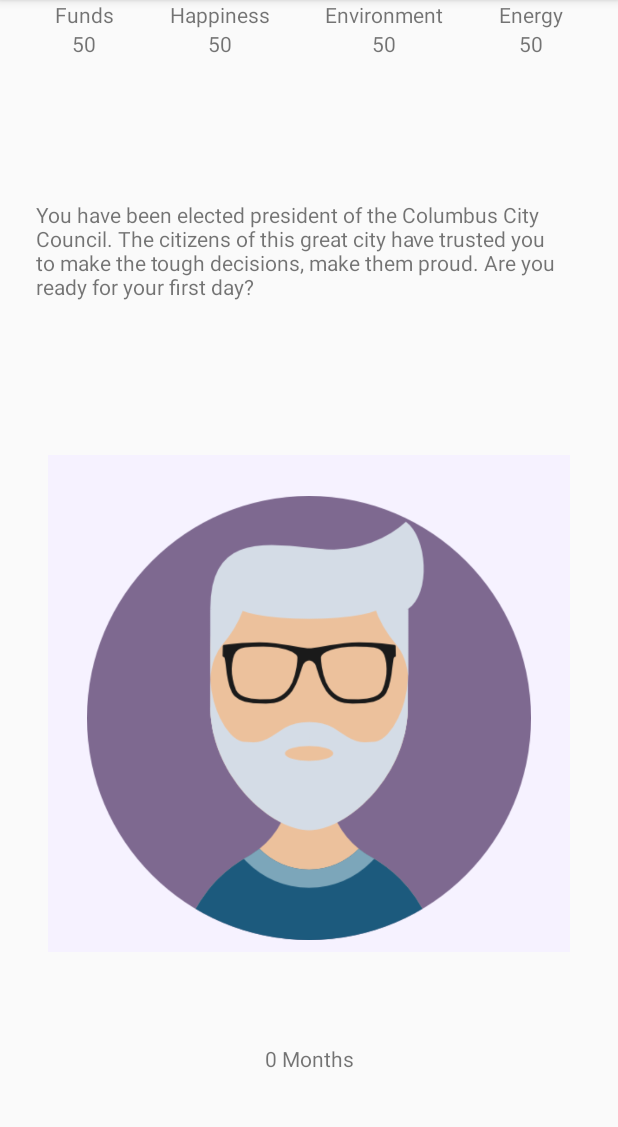
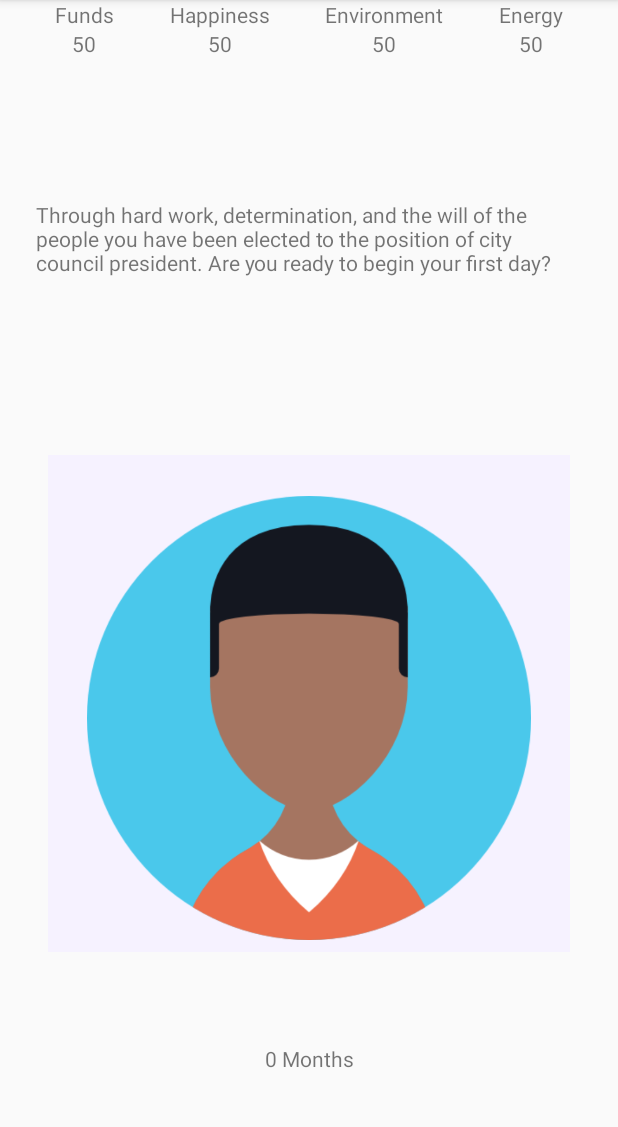
Before and after one commit to sotanishy/CBUSHack-TheShams, an Android app: the screen it shows after launch (MainActivity), on a phone screen of 412 x 824 dp, the part 84-1211 px from its top. Run offline under Robolectric (Android 15) with nearby library versions, the phone set to English and light mode, and no system bars.

Commit message:
Fixed situation images

```diff
--- a/app/src/main/java/com/coffman/shams/cbushack/Game.java
+++ b/app/src/main/java/com/coffman/shams/cbushack/Game.java
@@ -1,6 +1,7 @@
 package com.coffman.shams.cbushack;
 
-import java.util.Arrays;
+import android.content.res.Resources;
+
 import java.util.LinkedList;
 import java.util.NoSuchElementException;
 
@@ -9,39 +10,10 @@ public class Game {
     private Situation currentSituation;
     private LinkedList<Situation> situationQueue;
 
-    public Game() {
+    public Game(Resources resources) {
         funds = happiness = environment = energy = 50;
 
-        situationQueue = new LinkedList<>(
-                Arrays.asList(
-                        new Situation(
-                                "You have been elected president of the Columbus City Council. The citizens of this great city have trusted you to make the tough decisions, make them proud. Are you ready for your first day?",
-                                "",
-                                R.drawable.man,
-                                new Decision("No"),
-                                new Decision("Yes")),
-
-                        new Situation(
-                                "The people want to open a new school to stop the overcrowding. Do you agree?",
-                                "",
-                                R.drawable.girl,
-                                new Decision("No, they're fine") {
-                                    @Override
-                                    public void onChoose(Game game) {
-                                        super.onChoose(game);
-                                        game.changeHappiness(-5);
-                                    }
-                                },
-                                new Decision("Yes") {
-                                    @Override
-                                    public void onChoose(Game game) {
-                                        super.onChoose(game);
-                                        game.changeHappiness(10);
-                                        game.changeFunds(-10);
-                                    }
-                                })
-                )
-        );
+        situationQueue = Situation.parse(resources.getXml(R.xml.situations), resources);
     }
 
     public Situation getNextSituation() {
--- a/app/src/main/java/com/coffman/shams/cbushack/MainActivity.java
+++ b/app/src/main/java/com/coffman/shams/cbushack/MainActivity.java
@@ -112,11 +112,9 @@ public class MainActivity extends AppCompatActivity {
         environmentValue = findViewById(R.id.environmentValue);
         energyValue = findViewById(R.id.energyValue);
 
-        game = new Game();
+        game = new Game(getResources());
 
         nextSituation();
-
-        Log.e("Main", Situation.parse(getResources().getXml(R.xml.situations), getResources()).toString());
     }
 
 
--- a/app/src/main/java/com/coffman/shams/cbushack/Situation.java
+++ b/app/src/main/java/com/coffman/shams/cbushack/Situation.java
@@ -7,7 +7,6 @@ import android.util.Log;
 import org.xmlpull.v1.XmlPullParser;
 
 import java.util.LinkedList;
-import java.util.List;
 
 public class Situation {
     private String description, overlayText;
@@ -46,7 +45,7 @@ public class Situation {
         return right;
     }
 
-    public static List<Situation> parse(XmlResourceParser parser, Resources resources) {
+    public static LinkedList<Situation> parse(XmlResourceParser parser, Resources resources) {
         try {
             int eventType = parser.getEventType();
             LinkedList<Situation> situations = new LinkedList<>();
@@ -72,8 +71,7 @@ public class Situation {
                             } else if ("body".equals(elementName)) {
                                 currentSituation.overlayText = parser.nextText();
                             } else if ("drawable".equals(elementName)) {
-                                String res = parser.nextText();
-                                currentSituation.drawableId = R.drawable.boy;//resources.getIdentifier(res.substring(res.indexOf("/") + 1), res.substring(res.indexOf(":") + 1, res.indexOf("/")), res.substring(0, res.indexOf(":")));
+                                currentSituation.drawableId = resources.getIdentifier(parser.nextText(), "drawable", "com.coffman.shams.cbushack");
                             } else if ("decision".equals(elementName)) {
                                 parser.next();
                                 currentDecision = new Decision(parser.nextText());
--- a/app/src/main/res/values/strings.xml
+++ b/app/src/main/res/values/strings.xml
@@ -1,3 +1,4 @@
 <resources>
     <string name="app_name">CBUSHack</string>
+
 </resources>
--- a/app/src/main/res/xml/situations.xml
+++ b/app/src/main/res/xml/situations.xml
@@ -1,7 +1,9 @@
 <?xml version="1.0" encoding="utf-8"?>
 <situations>
-    <situation>
-        <header>Through hard work, determination, and the will of the people you have been elected to the position of mayor. Are you ready to begin your first day?</header>
+
+    <situation xml:id="Start Game">
+        <header>Through hard work, determination, and the will of the people you have been elected to the position of city council president. Are you ready to begin your first day?</header>
+        <drawable>boy</drawable>
         <decision>
             <description>Yes</description>
         </decision>
@@ -9,9 +11,9 @@
             <description>Not yet</description>
         </decision>
     </situation>
-    <situation>
+    <situation xml:id="New School">
         <header>The citizens want to open a new school to ease the overcrowding, do you agree?</header>
-        <drawable>@drawable/man</drawable>
+        <drawable>man</drawable>
         <decision>
             <description>Yes</description>
         </decision>
```
